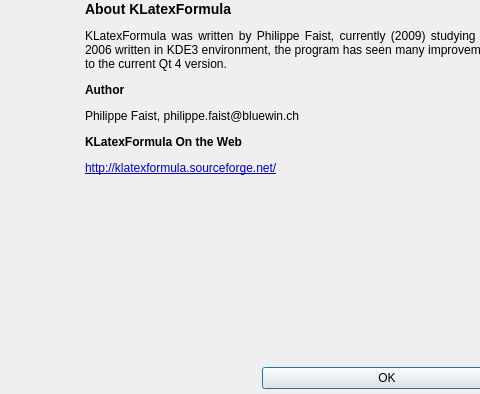
Old version of the form src/klfaboutdialogui.ui in the repository CryFeiFei/klatexformula; both pictures show x 116 to 596 and y 0 to 394 of the 818 by 394 pixel window.
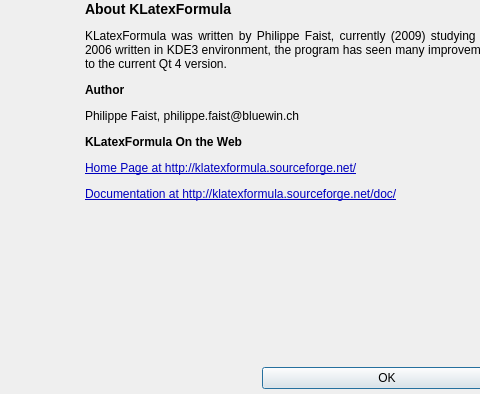
New version of the form. Icons and pictures are not drawn.

Diff of the .ui file:
```diff
--- a/src/klfaboutdialogui.ui
+++ b/src/klfaboutdialogui.ui
@@ -99,13 +99,14 @@
          <string>&lt;!DOCTYPE HTML PUBLIC &quot;-//W3C//DTD HTML 4.0//EN&quot; &quot;http://www.w3.org/TR/REC-html40/strict.dtd&quot;&gt;
 &lt;html&gt;&lt;head&gt;&lt;meta name=&quot;qrichtext&quot; content=&quot;1&quot; /&gt;&lt;style type=&quot;text/css&quot;&gt;
 p, li { white-space: pre-wrap; }
-&lt;/style&gt;&lt;/head&gt;&lt;body style=&quot;font-weight:400; font-style:normal;&quot;&gt;
-&lt;p style=&quot; margin-top:12px; margin-bottom:12px; margin-left:0px; margin-right:0px; -qt-block-indent:0; text-indent:0px; font-size:large; font-weight:600;&quot;&gt;&lt;span style=&quot; font-size:large;&quot;&gt;About KLatexFormula&lt;/span&gt;&lt;/p&gt;
+&lt;/style&gt;&lt;/head&gt;&lt;body style=&quot; font-family:'Nimbus Sans L'; font-size:9pt; font-weight:400; font-style:normal;&quot;&gt;
+&lt;p style=&quot; margin-top:12px; margin-bottom:12px; margin-left:0px; margin-right:0px; -qt-block-indent:0; text-indent:0px;&quot;&gt;&lt;span style=&quot; font-size:large; font-weight:600;&quot;&gt;About KLatexFormula&lt;/span&gt;&lt;/p&gt;
 &lt;p align=&quot;justify&quot; style=&quot; margin-top:12px; margin-bottom:12px; margin-left:0px; margin-right:0px; -qt-block-indent:0; text-indent:0px;&quot;&gt;KLatexFormula was written by Philippe Faist, currently (2009) studying physics in Switzerland. First released in 2006 written in KDE3 environment, the program has seen many improvements and restructuring since then, leading to the current Qt 4 version.&lt;/p&gt;
-&lt;p style=&quot; margin-top:12px; margin-bottom:12px; margin-left:0px; margin-right:0px; -qt-block-indent:0; text-indent:0px; font-weight:600;&quot;&gt;Author&lt;/p&gt;
+&lt;p style=&quot; margin-top:12px; margin-bottom:12px; margin-left:0px; margin-right:0px; -qt-block-indent:0; text-indent:0px;&quot;&gt;&lt;span style=&quot; font-weight:600;&quot;&gt;Author&lt;/span&gt;&lt;/p&gt;
 &lt;p style=&quot; margin-top:12px; margin-bottom:12px; margin-left:0px; margin-right:0px; -qt-block-indent:0; text-indent:0px;&quot;&gt;Philippe Faist, philippe.faist@bluewin.ch&lt;/p&gt;
-&lt;p style=&quot; margin-top:12px; margin-bottom:12px; margin-left:0px; margin-right:0px; -qt-block-indent:0; text-indent:0px; font-weight:600;&quot;&gt;KLatexFormula On the Web&lt;/p&gt;
-&lt;p style=&quot; margin-top:12px; margin-bottom:12px; margin-left:0px; margin-right:0px; -qt-block-indent:0; text-indent:0px;&quot;&gt;&lt;a href=&quot;http://klatexformula.sourceforge.net/&quot;&gt;&lt;span style=&quot; text-decoration: underline; color:#0000bf;&quot;&gt;http://klatexformula.sourceforge.net/&lt;/span&gt;&lt;/a&gt;&lt;/p&gt;&lt;/body&gt;&lt;/html&gt;</string>
+&lt;p style=&quot; margin-top:12px; margin-bottom:12px; margin-left:0px; margin-right:0px; -qt-block-indent:0; text-indent:0px;&quot;&gt;&lt;span style=&quot; font-weight:600;&quot;&gt;KLatexFormula On the Web&lt;/span&gt;&lt;/p&gt;
+&lt;p style=&quot; margin-top:12px; margin-bottom:12px; margin-left:0px; margin-right:0px; -qt-block-indent:0; text-indent:0px;&quot;&gt;&lt;a href=&quot;http://klatexformula.sourceforge.net/&quot;&gt;&lt;span style=&quot; text-decoration: underline; color:#0000bf;&quot;&gt;Home Page at http://klatexformula.sourceforge.net/&lt;/span&gt;&lt;/a&gt;&lt;/p&gt;
+&lt;p style=&quot; margin-top:12px; margin-bottom:12px; margin-left:0px; margin-right:0px; -qt-block-indent:0; text-indent:0px;&quot;&gt;&lt;a href=&quot;http://klatexformula.sourceforge.net/doc/&quot;&gt;&lt;span style=&quot; text-decoration: underline; color:#0000bf;&quot;&gt;Documentation at http://klatexformula.sourceforge.net/doc/&lt;/span&gt;&lt;/a&gt;&lt;/p&gt;&lt;/body&gt;&lt;/html&gt;</string>
         </property>
         <property name="textFormat">
          <enum>Qt::RichText</enum>
```
Left out of the diff: 12 changed lines with no effect on the pictures.
